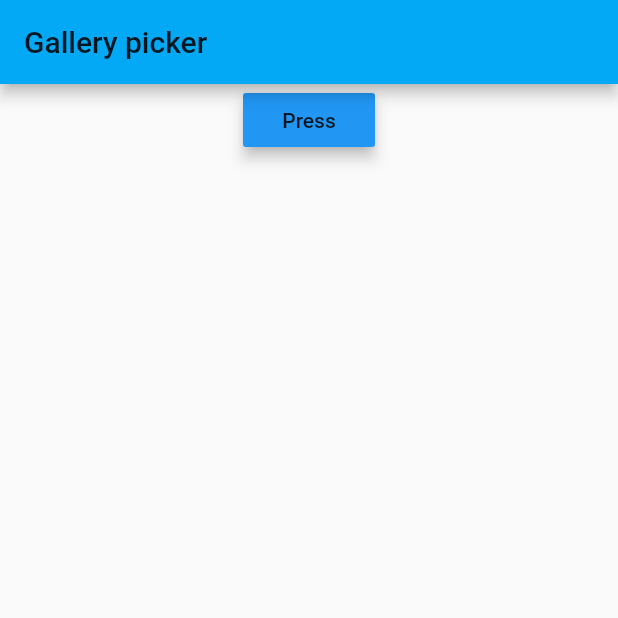
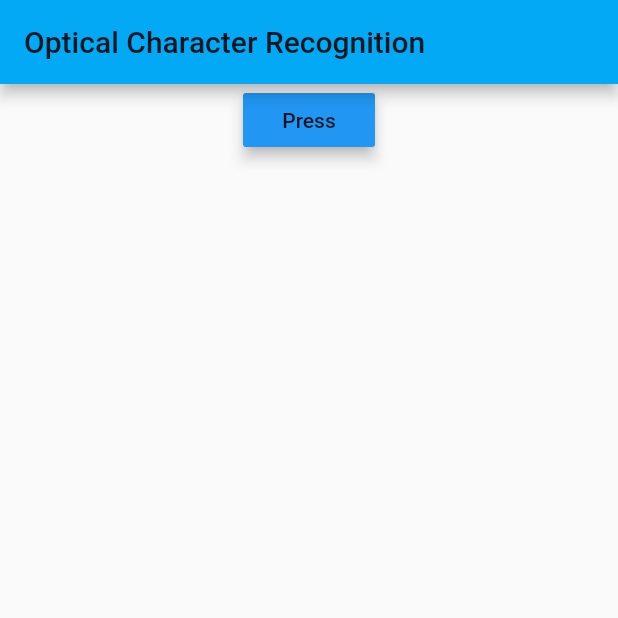
Before and after one commit to FortyIX/Image_scanner, a Flutter app: the screen it shows after launch, on a phone screen of 412 x 824 dp, the top half of it. Run offline on Flutter 3.47's test engine with Material 2 defaults, Android fonts, the phone set to English and light mode, and no system bars; our stand-ins replace image_picker; missing offline and left inert: firebase_ml_vision; accounts and stored records are empty.

Commit message:
Added firebase database dependencies and fireabase analytics and ensured that they would not break the app

```diff
--- a/lib/main.dart
+++ b/lib/main.dart
@@ -37,9 +37,9 @@ class _TestState extends State<Test>{
         accentColor: Colors.white,
       ),
 
-      title: "Gallery Test",
+      title: "OCR",
       home:Scaffold(
-        appBar: new AppBar(title: Text("Gallery picker"),),
+        appBar: new AppBar(title: Text("Optical Character Recognition"),),
       body: new ListView(
         children: <Widget>[
           Column(
@@ -79,7 +79,7 @@ class _TestState extends State<Test>{
     var pic1= await ImagePicker.pickImage(source: ImageSource.camera);
 //    var picData  = await pic1.readAsBytes();
 
-  detectText(pic1);
+    detectText(pic1);
 
 
 
--- a/pubspec.yaml
+++ b/pubspec.yaml
@@ -17,6 +17,8 @@ dependencies:
 
   cupertino_icons: ^0.1.2
   firebase_ml_vision: ^0.2.1
+  firebase_storage: ^1.1.0+1
+  firebase_analytics: ^1.0.4
   image_picker: ^0.4.5
 
 
```
Also changed, not shown: pubspec.lock, 2 other files.
